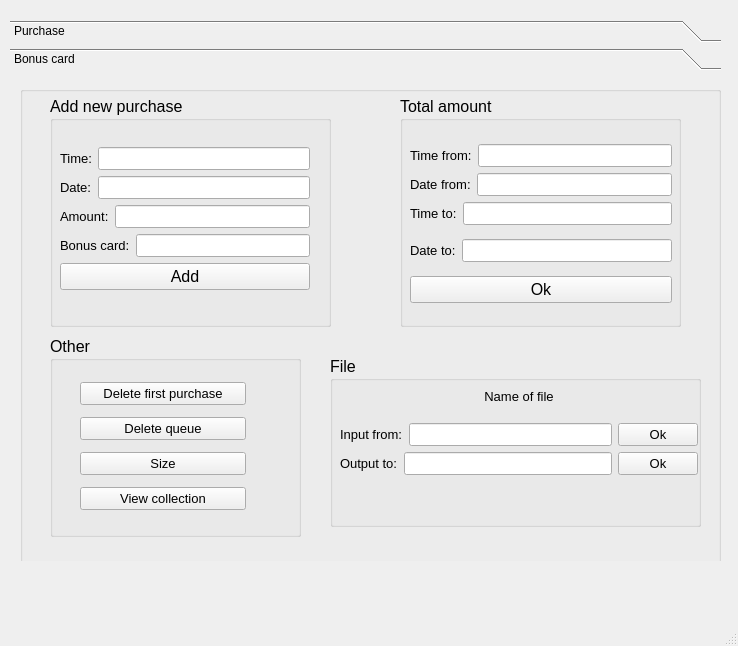
MedvedisUrala/Lab1, file mainwindow.ui: the form before one commit.
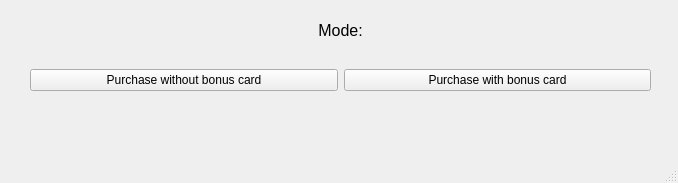
The form after the commit.

What changed in the file:
```diff
--- a/mainwindow.ui
+++ b/mainwindow.ui
@@ -6,1010 +6,60 @@
    <rect>
     <x>0</x>
     <y>0</y>
-    <width>738</width>
-    <height>646</height>
+    <width>678</width>
+    <height>183</height>
    </rect>
   </property>
   <property name="windowTitle">
    <string>MainWindow</string>
   </property>
   <widget class="QWidget" name="centralwidget">
-   <widget class="QToolBox" name="toolBox">
+   <widget class="QLabel" name="label">
     <property name="geometry">
      <rect>
-      <x>10</x>
+      <x>260</x>
       <y>20</y>
-      <width>711</width>
-      <height>541</height>
+      <width>161</width>
+      <height>21</height>
      </rect>
     </property>
-    <property name="currentIndex">
-     <number>1</number>
+    <property name="font">
+     <font>
+      <pointsize>12</pointsize>
+     </font>
     </property>
-    <widget class="QWidget" name="page">
-     <property name="geometry">
-      <rect>
-       <x>0</x>
-       <y>0</y>
-       <width>711</width>
-       <height>481</height>
-      </rect>
-     </property>
-     <attribute name="label">
-      <string>Purchase</string>
-     </attribute>
-     <widget class="QGroupBox" name="groupBox">
-      <property name="geometry">
-       <rect>
-        <x>0</x>
-        <y>0</y>
-        <width>711</width>
-        <height>451</height>
-       </rect>
-      </property>
-      <property name="font">
-       <font>
-        <pointsize>12</pointsize>
-       </font>
-      </property>
-      <property name="title">
-       <string/>
-      </property>
-      <widget class="QGroupBox" name="groupBox_2">
-       <property name="geometry">
-        <rect>
-         <x>30</x>
-         <y>10</y>
-         <width>281</width>
-         <height>231</height>
-        </rect>
+    <property name="text">
+     <string>Mode:</string>
+    </property>
+    <property name="alignment">
+     <set>Qt::AlignCenter</set>
+    </property>
+   </widget>
+   <widget class="QWidget" name="">
+    <property name="geometry">
+     <rect>
+      <x>30</x>
+      <y>50</y>
+      <width>621</width>
+      <height>61</height>
+     </rect>
+    </property>
+    <layout class="QHBoxLayout" name="horizontalLayout">
+     <item>
+      <widget class="QPushButton" name="pushButton_pur">
+       <property name="text">
+        <string>Purchase without bonus card</string>
        </property>
-       <property name="title">
-        <string>Add new purchase</string>
-       </property>
-       <widget class="QWidget" name="layoutWidget">
-        <property name="geometry">
-         <rect>
-          <x>10</x>
-          <y>30</y>
-          <width>250</width>
-          <height>185</height>
-         </rect>
-        </property>
-        <layout class="QVBoxLayout" name="verticalLayout_6">
-         <item>
-          <layout class="QVBoxLayout" name="verticalLayout_2">
-           <item>
-            <layout class="QVBoxLayout" name="verticalLayout">
-             <item>
-              <layout class="QHBoxLayout" name="horizontalLayout">
-               <item>
-                <widget class="QLabel" name="label">
-                 <property name="font">
-                  <font>
-                   <pointsize>10</pointsize>
-                  </font>
-                 </property>
-                 <property name="text">
-                  <string>Time:</string>
-                 </property>
-                </widget>
-               </item>
-               <item>
-                <widget class="QLineEdit" name="purchase_time">
-                 <property name="font">
-                  <font>
-                   <pointsize>10</pointsize>
-                  </font>
-                 </property>
-                </widget>
-               </item>
-              </layout>
-             </item>
-             <item>
-              <layout class="QHBoxLayout" name="horizontalLayout_2">
-               <item>
-                <widget class="QLabel" name="label_2">
-                 <property name="font">
-                  <font>
-                   <pointsize>10</pointsize>
-                  </font>
-                 </property>
-                 <property name="text">
-                  <string>Date:</string>
-                 </property>
-                </widget>
-               </item>
-               <item>
-                <widget class="QLineEdit" name="purchase_date">
-                 <property name="font">
-                  <font>
-                   <pointsize>10</pointsize>
-                  </font>
-                 </property>
-                </widget>
-               </item>
-              </layout>
-             </item>
-             <item>
-              <layout class="QHBoxLayout" name="horizontalLayout_3">
-               <item>
-                <widget class="QLabel" name="label_3">
-                 <property name="font">
-                  <font>
-                   <pointsize>10</pointsize>
-                  </font>
-                 </property>
-                 <property name="text">
-                  <string>Amount:</string>
-                 </property>
-                </widget>
-               </item>
-               <item>
-                <widget class="QLineEdit" name="purchase_amount">
-                 <property name="font">
-                  <font>
-                   <pointsize>10</pointsize>
-                  </font>
-                 </property>
-                </widget>
-               </item>
-              </layout>
-             </item>
-            </layout>
-           </item>
-           <item>
-            <widget class="QPushButton" name="purchase_add">
-             <property name="text">
-              <string>Add</string>
-             </property>
-            </widget>
-           </item>
-          </layout>
-         </item>
-        </layout>
-       </widget>
       </widget>
-      <widget class="QGroupBox" name="groupBox_4">
-       <property name="geometry">
-        <rect>
-         <x>320</x>
-         <y>240</y>
-         <width>371</width>
-         <height>171</height>
-        </rect>
+     </item>
+     <item>
+      <widget class="QPushButton" name="pushButton_bc">
+       <property name="text">
+        <string>Purchase with bonus card</string>
        </property>
-       <property name="title">
-        <string>File</string>
-       </property>
-       <widget class="QWidget" name="layoutWidget">
-        <property name="geometry">
-         <rect>
-          <x>10</x>
-          <y>20</y>
-          <width>358</width>
-          <height>99</height>
-         </rect>
-        </property>
-        <layout class="QVBoxLayout" name="verticalLayout_5">
-         <item>
-          <widget class="QLabel" name="label_7">
-           <property name="font">
-            <font>
-             <pointsize>10</pointsize>
-            </font>
-           </property>
-           <property name="text">
-            <string>Name of file</string>
-           </property>
-           <property name="alignment">
-            <set>Qt::AlignCenter</set>
-           </property>
-          </widget>
-         </item>
-         <item>
-          <layout class="QHBoxLayout" name="horizontalLayout_6">
-           <item>
-            <widget class="QLabel" name="label_6">
-             <property name="font">
-              <font>
-               <pointsize>10</pointsize>
-              </font>
-             </property>
-             <property name="text">
-              <string>Input from:</string>
-             </property>
-            </widget>
-           </item>
-           <item>
-            <widget class="QLineEdit" name="file_input_name">
-             <property name="font">
-              <font>
-               <pointsize>10</pointsize>
-              </font>
-             </property>
-            </widget>
-           </item>
-           <item>
-            <widget class="QPushButton" name="file_input_ok">
-             <property name="font">
-              <font>
-               <pointsize>10</pointsize>
-              </font>
-             </property>
-             <property name="text">
-              <string>Ok</string>
-             </property>
-            </widget>
-           </item>
-          </layout>
-         </item>
-         <item>
-          <layout class="QHBoxLayout" name="horizontalLayout_7">
-           <item>
-            <widget class="QLabel" name="label_8">
-             <property name="font">
-              <font>
-               <pointsize>10</pointsize>
-              </font>
-             </property>
-             <property name="text">
-              <string>Output to:</string>
-             </property>
-            </widget>
-           </item>
-           <item>
-            <widget class="QLineEdit" name="file_output_name">
-             <property name="font">
-              <font>
-               <pointsize>10</pointsize>
-              </font>
-             </property>
-            </widget>
-           </item>
-           <item>
-            <widget class="QPushButton" name="file_output_ok">
-             <property name="font">
-              <font>
-               <pointsize>10</pointsize>
-              </font>
-             </property>
-             <property name="text">
-              <string>Ok</string>
-             </property>
-            </widget>
-           </item>
-          </layout>
-         </item>
-        </layout>
-       </widget>
       </widget>
-      <widget class="QGroupBox" name="groupBox_6">
-       <property name="geometry">
-        <rect>
-         <x>30</x>
-         <y>240</y>
-         <width>251</width>
-         <height>201</height>
-        </rect>
-       </property>
-       <property name="title">
-        <string>Other</string>
-       </property>
-       <widget class="QWidget" name="layoutWidget">
-        <property name="geometry">
-         <rect>
-          <x>30</x>
-          <y>40</y>
-          <width>166</width>
-          <height>144</height>
-         </rect>
-        </property>
-        <layout class="QVBoxLayout" name="verticalLayout_9">
-         <item>
-          <widget class="QPushButton" name="delete_first">
-           <property name="font">
-            <font>
-             <pointsize>10</pointsize>
-            </font>
-           </property>
-           <property name="text">
-            <string>Delete first purchase</string>
-           </property>
-          </widget>
-         </item>
-         <item>
-          <widget class="QPushButton" name="delete_queue">
-           <property name="font">
-            <font>
-             <pointsize>10</pointsize>
-            </font>
-           </property>
-           <property name="text">
-            <string>Delete queue</string>
-           </property>
-          </widget>
-         </item>
-         <item>
-          <widget class="QPushButton" name="size">
-           <property name="font">
-            <font>
-             <pointsize>10</pointsize>
-            </font>
-           </property>
-           <property name="text">
-            <string>Size</string>
-           </property>
-          </widget>
-         </item>
-         <item>
-          <widget class="QPushButton" name="view_collection">
-           <property name="font">
-            <font>
-             <pointsize>10</pointsize>
-            </font>
-           </property>
-           <property name="text">
-            <string>View collection</string>
-           </property>
-          </widget>
-         </item>
-        </layout>
-       </widget>
-      </widget>
-      <widget class="QGroupBox" name="groupBox_3">
-       <property name="geometry">
-        <rect>
-         <x>370</x>
-         <y>10</y>
-         <width>281</width>
-         <height>231</height>
-        </rect>
-       </property>
-       <property name="title">
-        <string>Total amount</string>
-       </property>
-       <widget class="QWidget" name="layoutWidget">
-        <property name="geometry">
-         <rect>
-          <x>10</x>
-          <y>40</y>
-          <width>262</width>
-          <height>178</height>
-         </rect>
-        </property>
-        <layout class="QVBoxLayout" name="verticalLayout_4">
-         <item>
-          <layout class="QVBoxLayout" name="verticalLayout_3">
-           <item>
-            <layout class="QHBoxLayout" name="horizontalLayout_4">
-             <item>
-              <widget class="QLabel" name="label_4">
-               <property name="font">
-                <font>
-                 <pointsize>10</pointsize>
-                </font>
-               </property>
-               <property name="text">
-                <string>Time from:</string>
-               </property>
-              </widget>
-             </item>
-             <item>
-              <widget class="QLineEdit" name="amount_time_from">
-               <property name="font">
-                <font>
-                 <pointsize>10</pointsize>
-                </font>
-               </property>
-              </widget>
-             </item>
-            </layout>
-           </item>
-           <item>
-            <layout class="QHBoxLayout" name="horizontalLayout_8">
-             <item>
-              <widget class="QLabel" name="label_9">
-               <property name="font">
-                <font>
-                 <pointsize>10</pointsize>
-                </font>
-               </property>
-               <property name="text">
-                <string>Date from:</string>
-               </property>
-              </widget>
-             </item>
-             <item>
-              <widget class="QLineEdit" name="amount_date_from">
-               <property name="font">
-                <font>
-                 <pointsize>10</pointsize>
-                </font>
-               </property>
-              </widget>
-             </item>
-            </layout>
-           </item>
-           <item>
-            <layout class="QHBoxLayout" name="horizontalLayout_5">
-             <item>
-              <widget class="QLabel" name="label_5">
-               <property name="font">
-                <font>
-                 <pointsize>10</pointsize>
-                </font>
-               </property>
-               <property name="text">
-                <string>Time to:</string>
-               </property>
-              </widget>
-             </item>
-             <item>
-              <widget class="QLineEdit" name="amount_time_to">
-               <property name="font">
-                <font>
-                 <pointsize>10</pointsize>
-                </font>
-               </property>
-              </widget>
-             </item>
-            </layout>
-           </item>
-          </layout>
-         </item>
-         <item>
-          <layout class="QHBoxLayout" name="horizontalLayout_9">
-           <item>
-            <widget class="QLabel" name="label_10">
-             <property name="font">
-              <font>
-               <pointsize>10</pointsize>
-              </font>
-             </property>
-             <property name="text">
-              <string>Date to:</string>
-             </property>
-            </widget>
-           </item>
-           <item>
-            <widget class="QLineEdit" name="amount_date_to">
-             <property name="font">
-              <font>
-               <pointsize>10</pointsize>
-              </font>
-             </property>
-             <property name="text">
-              <string/>
-             </property>
-            </widget>
-           </item>
-          </layout>
-         </item>
-         <item>
-          <widget class="QPushButton" name="amount_ok">
-           <property name="text">
-            <string>Ok</string>
-           </property>
-          </widget>
-         </item>
-        </layout>
-       </widget>
-      </widget>
-     </widget>
-    </widget>
-    <widget class="QWidget" name="Bonus_card">
-     <property name="geometry">
-      <rect>
-       <x>0</x>
-       <y>0</y>
-       <width>711</width>
-       <height>481</height>
-      </rect>
-     </property>
-     <attribute name="label">
-      <string>Bonus card</string>
-     </attribute>
-     <widget class="QGroupBox" name="groupBox_10">
-      <property name="geometry">
-       <rect>
-        <x>10</x>
-        <y>10</y>
-        <width>701</width>
-        <height>481</height>
-       </rect>
-      </property>
-      <property name="title">
-       <string/>
-      </property>
-      <widget class="QGroupBox" name="groupBox_5">
-       <property name="geometry">
-        <rect>
-         <x>30</x>
-         <y>10</y>
-         <width>281</width>
-         <height>231</height>
-        </rect>
-       </property>
-       <property name="font">
-        <font>
-         <pointsize>12</pointsize>
-        </font>
-       </property>
-       <property name="title">
-        <string>Add new purchase</string>
-       </property>
-       <widget class="QWidget" name="layoutWidget_2">
-        <property name="geometry">
-         <rect>
-          <x>10</x>
-          <y>30</y>
-          <width>250</width>
-          <height>185</height>
-         </rect>
-        </property>
-        <layout class="QVBoxLayout" name="verticalLayout_7">
-         <item>
-          <layout class="QVBoxLayout" name="verticalLayout_8">
-           <item>
-            <layout class="QVBoxLayout" name="verticalLayout_10">
-             <item>
-              <layout class="QHBoxLayout" name="horizontalLayout_10">
-               <item>
-                <widget class="QLabel" name="label_11">
-                 <property name="font">
-                  <font>
-                   <pointsize>10</pointsize>
-                  </font>
-                 </property>
-                 <property name="text">
-                  <string>Time:</string>
-                 </property>
-                </widget>
-               </item>
-               <item>
-                <widget class="QLineEdit" name="bc_purchase_time">
-                 <property name="font">
-                  <font>
-                   <pointsize>10</pointsize>
-                  </font>
-                 </property>
-                </widget>
-               </item>
-              </layout>
-             </item>
-             <item>
-              <layout class="QHBoxLayout" name="horizontalLayout_11">
-               <item>
-                <widget class="QLabel" name="label_12">
-                 <property name="font">
-                  <font>
-                   <pointsize>10</pointsize>
-                  </font>
-                 </property>
-                 <property name="text">
-                  <string>Date:</string>
-                 </property>
-                </widget>
-               </item>
-               <item>
-                <widget class="QLineEdit" name="bc_purchase_date">
-                 <property name="font">
-                  <font>
-                   <pointsize>10</pointsize>
-                  </font>
-                 </property>
-                </widget>
-               </item>
-              </layout>
-             </item>
-             <item>
-              <layout class="QHBoxLayout" name="horizontalLayout_12">
-               <item>
-                <widget class="QLabel" name="label_13">
-                 <property name="font">
-                  <font>
-                   <pointsize>10</pointsize>
-                  </font>
-                 </property>
-                 <property name="text">
-                  <string>Amount:</string>
-                 </property>
-                </widget>
-               </item>
-               <item>
-                <widget class="QLineEdit" name="bc_purchase_amount">
-                 <property name="font">
-                  <font>
-                   <pointsize>10</pointsize>
-                  </font>
-                 </property>
-                </widget>
-               </item>
-              </layout>
-             </item>
-            </layout>
-           </item>
-           <item>
-            <layout class="QHBoxLayout" name="horizontalLayout_19">
-             <item>
-              <widget class="QLabel" name="label_21">
-               <property name="font">
-                <font>
-                 <pointsize>10</pointsize>
-                </font>
-               </property>
-               <property name="text">
-                <string>Bonus card:</string>
-               </property>
-              </widget>
-             </item>
-             <item>
-              <widget class="QLineEdit" name="bc_purchase_bonus_card">
-               <property name="font">
-                <font>
-                 <pointsize>10</pointsize>
-                </font>
-               </property>
-              </widget>
-             </item>
-            </layout>
-           </item>
-           <item>
-            <widget class="QPushButton" name="bc_purchase_add">
-             <property name="text">
-              <string>Add</string>
-             </property>
-            </widget>
-           </item>
-          </layout>
-         </item>
-        </layout>
-       </widget>
-      </widget>
-      <widget class="QGroupBox" name="groupBox_7">
-       <property name="geometry">
-        <rect>
-         <x>380</x>
-         <y>10</y>
-         <width>281</width>
-         <height>231</height>
-        </rect>
-       </property>
-       <property name="font">
-        <font>
-         <pointsize>12</pointsize>
-        </font>
-       </property>
-       <property name="title">
-        <string>Total amount</string>
-       </property>
-       <widget class="QWidget" name="layoutWidget_3">
-        <property name="geometry">
-         <rect>
-          <x>10</x>
-          <y>40</y>
-          <width>262</width>
-          <height>178</height>
-         </rect>
-        </property>
-        <layout class="QVBoxLayout" name="verticalLayout_11">
-         <item>
-          <layout class="QVBoxLayout" name="verticalLayout_12">
-           <item>
-            <layout class="QHBoxLayout" name="horizontalLayout_13">
-             <item>
-              <widget class="QLabel" name="label_14">
-               <property name="font">
-                <font>
-                 <pointsize>10</pointsize>
-                </font>
-               </property>
-               <property name="text">
-                <string>Time from:</string>
-               </property>
-              </widget>
-             </item>
-             <item>
-              <widget class="QLineEdit" name="bc_amount_time_from">
-               <property name="font">
-                <font>
-                 <pointsize>10</pointsize>
-                </font>
-               </property>
-              </widget>
-             </item>
-            </layout>
-           </item>
-           <item>
-            <layout class="QHBoxLayout" name="horizontalLayout_14">
-             <item>
-              <widget class="QLabel" name="label_15">
-               <property name="font">
-                <font>
-                 <pointsize>10</pointsize>
-                </font>
-               </property>
-               <property name="text">
-                <string>Date from:</string>
-               </property>
-              </widget>
-             </item>
-             <item>
-              <widget class="QLineEdit" name="bc_amount_date_from">
-               <property name="font">
-                <font>
-                 <pointsize>10</pointsize>
-                </font>
-               </property>
-              </widget>
-             </item>
-            </layout>
-           </item>
-           <item>
-            <layout class="QHBoxLayout" name="horizontalLayout_15">
-             <item>
-              <widget class="QLabel" name="label_16">
-               <property name="font">
-                <font>
-                 <pointsize>10</pointsize>
-                </font>
-               </property>
-               <property name="text">
-                <string>Time to:</string>
-               </property>
-              </widget>
-             </item>
-             <item>
-              <widget class="QLineEdit" name="bc_amount_time_to">
-               <property name="font">
-                <font>
-                 <pointsize>10</pointsize>
-                </font>
-               </property>
-              </widget>
-             </item>
-            </layout>
-           </item>
-          </layout>
-         </item>
-         <item>
-          <layout class="QHBoxLayout" name="horizontalLayout_16">
-           <item>
-            <widget class="QLabel" name="label_17">
-             <property name="font">
-              <font>
-               <pointsize>10</pointsize>
-              </font>
-             </property>
-             <property name="text">
-              <string>Date to:</string>
-             </property>
-            </widget>
-           </item>
-           <item>
-            <widget class="QLineEdit" name="bc_amount_date_to">
-             <property name="font">
-              <font>
-               <pointsize>10</pointsize>
-              </font>
-             </property>
-             <property name="text">
-              <string/>
-             </property>
-            </widget>
-           </item>
-          </layout>
-         </item>
-         <item>
-          <widget class="QPushButton" name="bc_amount_ok">
-           <property name="text">
-            <string>Ok</string>
-           </property>
-          </widget>
-         </item>
-        </layout>
-       </widget>
-      </widget>
-      <widget class="QGroupBox" name="groupBox_8">
-       <property name="geometry">
-        <rect>
-         <x>30</x>
-         <y>250</y>
-         <width>251</width>
-         <height>201</height>
-        </rect>
-       </property>
-       <property name="font">
-        <font>
-         <pointsize>12</pointsize>
-        </font>
-       </property>
-       <property name="title">
-        <string>Other</string>
-       </property>
-       <widget class="QWidget" name="layoutWidget_4">
-        <property name="geometry">
-         <rect>
-          <x>30</x>
-          <y>40</y>
-          <width>166</width>
-          <height>144</height>
-         </rect>
-        </property>
-        <layout class="QVBoxLayout" name="verticalLayout_13">
-         <item>
-          <widget class="QPushButton" name="bc_delete_first">
-           <property name="font">
-            <font>
-             <pointsize>10</pointsize>
-            </font>
-           </property>
-           <property name="text">
-            <string>Delete first purchase</string>
-           </property>
-          </widget>
-         </item>
-         <item>
-          <widget class="QPushButton" name="bc_delete_queue">
-           <property name="font">
-            <font>
-             <pointsize>10</pointsize>
-            </font>
-           </property>
-           <property name="text">
-            <string>Delete queue</string>
-           </property>
-          </widget>
-         </item>
-         <item>
-          <widget class="QPushButton" name="bc_size">
-           <property name="font">
-            <font>
-             <pointsize>10</pointsize>
-            </font>
-           </property>
-           <property name="text">
-            <string>Size</string>
-           </property>
-          </widget>
-         </item>
-         <item>
-          <widget class="QPushButton" name="bc_view_collection">
-           <property name="font">
-            <font>
-             <pointsize>10</pointsize>
-            </font>
-           </property>
-           <property name="text">
-            <string>View collection</string>
-           </property>
-          </widget>
-         </item>
-        </layout>
-       </widget>
-      </widget>
-      <widget class="QGroupBox" name="groupBox_9">
-       <property name="geometry">
-        <rect>
-         <x>310</x>
-         <y>270</y>
-         <width>371</width>
-         <height>171</height>
-        </rect>
-       </property>
-       <property name="font">
-        <font>
-         <pointsize>12</pointsize>
-        </font>
-       </property>
-       <property name="title">
-        <string>File</string>
-       </property>
-       <widget class="QWidget" name="layoutWidget_5">
-        <property name="geometry">
-         <rect>
-          <x>10</x>
-          <y>20</y>
-          <width>358</width>
-          <height>99</height>
-         </rect>
-        </property>
-        <layout class="QVBoxLayout" name="verticalLayout_14">
-         <item>
-          <widget class="QLabel" name="label_18">
-           <property name="font">
-            <font>
-             <pointsize>10</pointsize>
-            </font>
-           </property>
-           <property name="text">
-            <string>Name of file</string>
-           </property>
-           <property name="alignment">
-            <set>Qt::AlignCenter</set>
-           </property>
-          </widget>
-         </item>
-         <item>
-          <layout class="QHBoxLayout" name="horizontalLayout_17">
-           <item>
-            <widget class="QLabel" name="label_19">
-             <property name="font">
-              <font>
-               <pointsize>10</pointsize>
-              </font>
-             </property>
-             <property name="text">
-              <string>Input from:</string>
-             </property>
-            </widget>
-           </item>
-           <item>
-            <widget class="QLineEdit" name="bc_file_input_name">
-             <property name="font">
-              <font>
-               <pointsize>10</pointsize>
-              </font>
-             </property>
-            </widget>
-           </item>
-           <item>
-            <widget class="QPushButton" name="bc_file_input_ok">
-             <property name="font">
-              <font>
-               <pointsize>10</pointsize>
-              </font>
-             </property>
-             <property name="text">
-              <string>Ok</string>
-             </property>
-            </widget>
-           </item>
-          </layout>
-         </item>
-         <item>
-          <layout class="QHBoxLayout" name="horizontalLayout_18">
-           <item>
-            <widget class="QLabel" name="label_20">
-             <property name="font">
-              <font>
-               <pointsize>10</pointsize>
-              </font>
-             </property>
-             <property name="text">
-              <string>Output to:</string>
-             </property>
-            </widget>
-           </item>
-           <item>
-            <widget class="QLineEdit" name="bc_file_output_name">
-             <property name="font">
-              <font>
-               <pointsize>10</pointsize>
-              </font>
-             </property>
-            </widget>
-           </item>
-           <item>
-            <widget class="QPushButton" name="bc_file_output_ok">
-             <property name="font">
-              <font>
-               <pointsize>10</pointsize>
-              </font>
-             </property>
-             <property name="text">
-              <string>Ok</string>
-             </property>
-            </widget>
-           </item>
-          </layout>
-         </item>
-        </layout>
-       </widget>
-      </widget>
-     </widget>
-    </widget>
+     </item>
+    </layout>
    </widget>
   </widget>
   <widget class="QMenuBar" name="menubar">
@@ -1017,7 +67,7 @@
     <rect>
      <x>0</x>
      <y>0</y>
-     <width>738</width>
+     <width>678</width>
      <height>26</height>
     </rect>
    </property>
```
